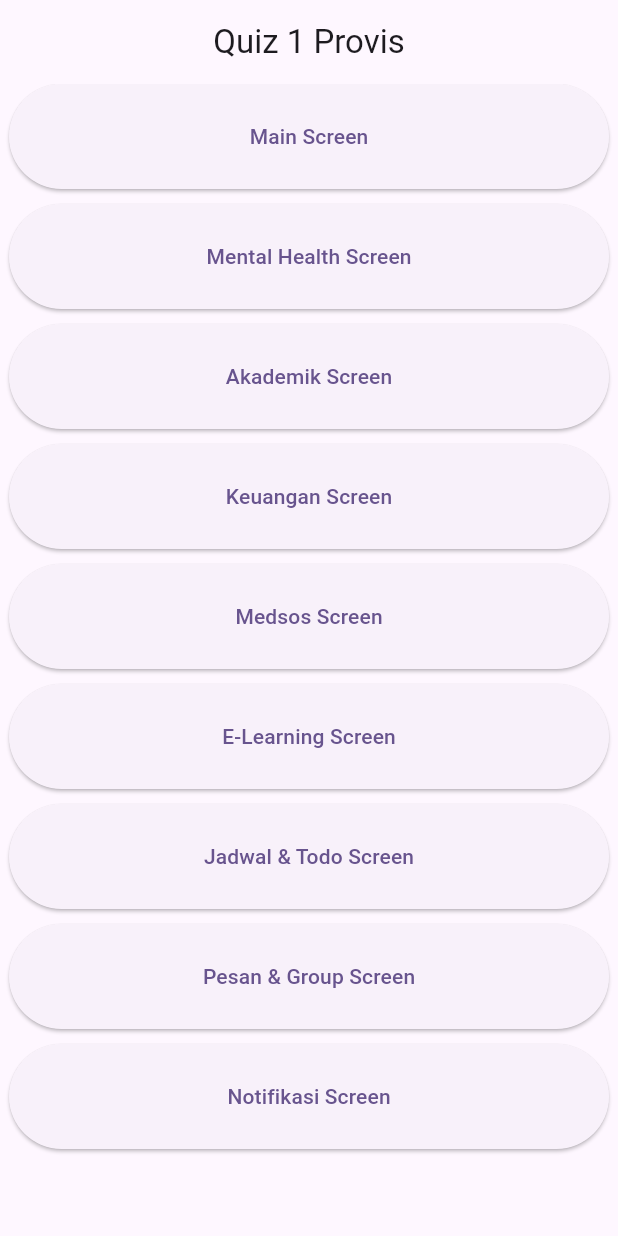
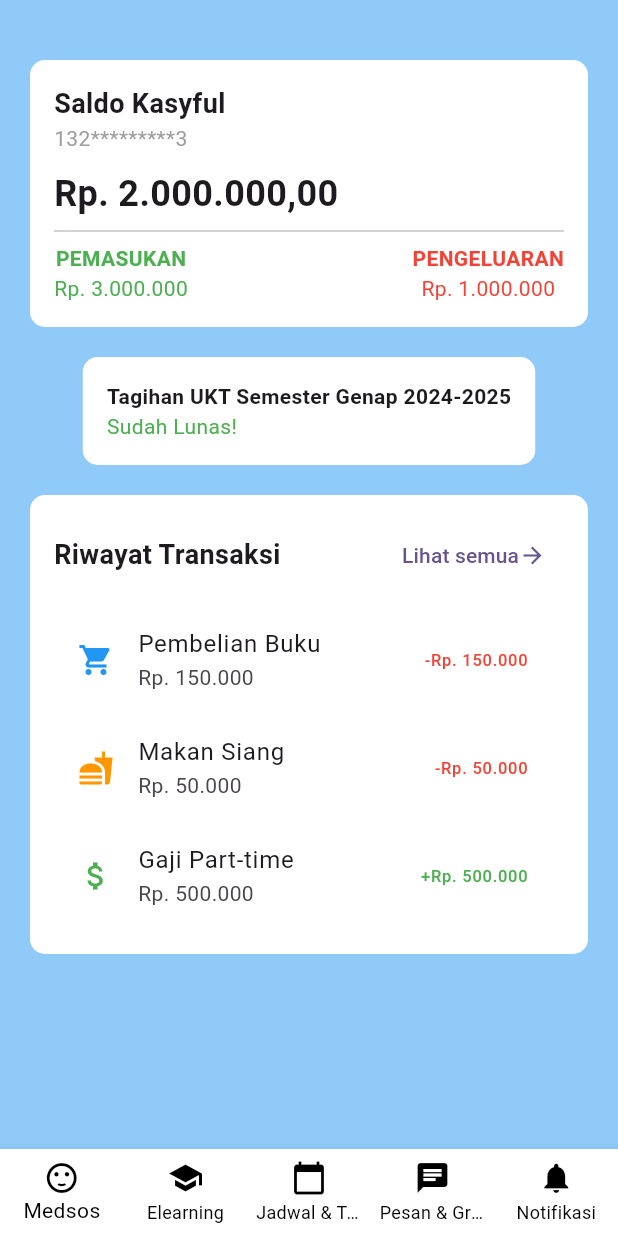
Before and after one commit to DatBoiSUS-Baka/Quiz1Provis, a Flutter app: the screen it shows after launch, after a tap on "Keuangan Screen", on a phone screen of 412 x 824 dp. Run offline on Flutter 3.47's test engine with Material 3 defaults, Android fonts, the phone set to English and light mode, and no system bars.

Commit message:
Menambahkan Keuangan

```diff
--- a/quiz_1_application/lib/main.dart
+++ b/quiz_1_application/lib/main.dart
@@ -2,6 +2,7 @@ import 'package:flutter/material.dart';
 import 'package:quiz_1_application/screens/main_screen.dart';
 import 'package:quiz_1_application/screens/mental.dart';
 import 'package:quiz_1_application/screens/akademik.dart';
+import 'package:quiz_1_application/screens/keuangan.dart';
 
 void main() {
   runApp(const MyApp());
@@ -25,6 +26,7 @@ class MyApp extends StatelessWidget {
         '/main': (context) => const MainScreen(),
         '/mental': (context) => const MentalHealthScreen(),
         '/akademik': (context) => const AkademikScreen(),
+        '/keuangan': (context) => const FinancialScreen(),
       },
     );
   }
@@ -86,7 +88,9 @@ class MyHomePage extends StatelessWidget {
               Padding(
                 padding: EdgeInsets.only(bottom: 10),
                 child: ElevatedButton(
-                  onPressed: () {},
+                  onPressed: () {
+                    Navigator.pushNamed(context, '/keuangan');
+                  },
                   style: ElevatedButton.styleFrom(
                     minimumSize: const Size(400, 70),
                   ),
--- /dev/null
+++ b/quiz_1_application/lib/screens/keuangan.dart
@@ -0,0 +1,204 @@
+import 'package:flutter/material.dart';
+
+void main() {
+  runApp(FinancialApp());
+}
+
+class FinancialApp extends StatelessWidget {
+  const FinancialApp({super.key});
+
+  @override
+  Widget build(BuildContext context) {
+    return MaterialApp(
+      debugShowCheckedModeBanner: false,
+      home: FinancialScreen(),
+    );
+  }
+}
+
+class FinancialScreen extends StatelessWidget {
+  const FinancialScreen({super.key});
+
+  @override
+  Widget build(BuildContext context) {
+    return Scaffold(
+      backgroundColor: Colors.blue.shade200,
+      body: SingleChildScrollView(
+        child: Column(
+          crossAxisAlignment: CrossAxisAlignment.center,
+          children: [
+            SizedBox(height: 40),
+            Container(
+              margin: EdgeInsets.symmetric(horizontal: 20),
+              padding: EdgeInsets.all(16),
+              decoration: BoxDecoration(
+                color: Colors.white,
+                borderRadius: BorderRadius.circular(10),
+              ),
+              child: Column(
+                crossAxisAlignment: CrossAxisAlignment.start,
+                children: [
+                  Text(
+                    "Saldo Kasyful",
+                    style: TextStyle(fontSize: 18, fontWeight: FontWeight.bold),
+                  ),
+                  Text("132*********3", style: TextStyle(color: Colors.grey)),
+                  SizedBox(height: 10),
+                  Text(
+                    "Rp. 2.000.000,00",
+                    style: TextStyle(fontSize: 24, fontWeight: FontWeight.bold),
+                  ),
+                  Divider(),
+                  Row(
+                    mainAxisAlignment: MainAxisAlignment.spaceBetween,
+                    children: [
+                      Column(
+                        children: [
+                          Text(
+                            "PEMASUKAN",
+                            style: TextStyle(
+                              color: Colors.green,
+                              fontWeight: FontWeight.bold,
+                            ),
+                          ),
+                          Text(
+                            "Rp. 3.000.000",
+                            style: TextStyle(color: Colors.green),
+                          ),
+                        ],
+                      ),
+                      Column(
+                        children: [
+                          Text(
+                            "PENGELUARAN",
+                            style: TextStyle(
+                              color: Colors.red,
+                              fontWeight: FontWeight.bold,
+                            ),
+                          ),
+                          Text(
+                            "Rp. 1.000.000",
+                            style: TextStyle(color: Colors.red),
+                          ),
+                        ],
+                      ),
+                    ],
+                  ),
+                ],
+              ),
+            ),
+            SizedBox(height: 20),
+            Container(
+              margin: EdgeInsets.symmetric(horizontal: 20),
+              padding: EdgeInsets.all(16),
+              decoration: BoxDecoration(
+                color: Colors.white,
+                borderRadius: BorderRadius.circular(10),
+              ),
+              child: Column(
+                crossAxisAlignment: CrossAxisAlignment.start,
+                children: [
+                  Text(
+                    "Tagihan UKT Semester Genap 2024-2025",
+                    style: TextStyle(fontWeight: FontWeight.bold),
+                  ),
+                  Text("Sudah Lunas!", style: TextStyle(color: Colors.green)),
+                ],
+              ),
+            ),
+            SizedBox(height: 20),
+            Container(
+              margin: EdgeInsets.symmetric(horizontal: 20),
+              padding: EdgeInsets.all(16),
+              decoration: BoxDecoration(
+                color: Colors.white,
+                borderRadius: BorderRadius.circular(10),
+              ),
+              child: Column(
+                crossAxisAlignment: CrossAxisAlignment.start,
+                children: [
+                  Row(
+                    mainAxisAlignment: MainAxisAlignment.spaceBetween,
+                    children: [
+                      Text(
+                        "Riwayat Transaksi",
+                        style: TextStyle(
+                          fontSize: 18,
+                          fontWeight: FontWeight.bold,
+                        ),
+                      ),
+                      TextButton(
+                        onPressed: () {},
+                        child: Row(
+                          children: [
+                            Text("Lihat semua"),
+                            Icon(Icons.arrow_forward),
+                          ],
+                        ),
+                      ),
+                    ],
+                  ),
+                  SizedBox(height: 10),
+                  ListTile(
+                    leading: Icon(Icons.shopping_cart, color: Colors.blue),
+                    title: Text("Pembelian Buku"),
+                    subtitle: Text("Rp. 150.000"),
+                    trailing: Text(
+                      "-Rp. 150.000",
+                      style: TextStyle(color: Colors.red),
+                    ),
+                  ),
+                  ListTile(
+                    leading: Icon(Icons.fastfood, color: Colors.orange),
+                    title: Text("Makan Siang"),
+                    subtitle: Text("Rp. 50.000"),
+                    trailing: Text(
+                      "-Rp. 50.000",
+                      style: TextStyle(color: Colors.red),
+                    ),
+                  ),
+                  ListTile(
+                    leading: Icon(Icons.attach_money, color: Colors.green),
+                    title: Text("Gaji Part-time"),
+                    subtitle: Text("Rp. 500.000"),
+                    trailing: Text(
+                      "+Rp. 500.000",
+                      style: TextStyle(color: Colors.green),
+                    ),
+                  ),
+                ],
+              ),
+            ),
+            SizedBox(height: 20),
+          ],
+        ),
+      ),
+      bottomNavigationBar: BottomNavigationBar(
+        selectedItemColor: Colors.black,
+        unselectedItemColor: Colors.black,
+        backgroundColor: Colors.white,
+        showUnselectedLabels: true,
+        type: BottomNavigationBarType.fixed,
+        items: [
+          BottomNavigationBarItem(
+            icon: Icon(Icons.sentiment_satisfied),
+            label: "Medsos",
+          ),
+          BottomNavigationBarItem(icon: Icon(Icons.school), label: "Elearning"),
+          BottomNavigationBarItem(
+            icon: Icon(Icons.calendar_today),
+            label: "Jadwal & Todo",
+          ),
+          BottomNavigationBarItem(
+            icon: Icon(Icons.chat),
+            label: "Pesan & Group",
+          ),
+          BottomNavigationBarItem(
+            icon: Icon(Icons.notifications),
+            label: "Notifikasi",
+          ),
+        ],
+      ),
+    );
+  }
+}
--- a/quiz_1_application/lib/screens/mental.dart
+++ b/quiz_1_application/lib/screens/mental.dart
@@ -23,7 +23,7 @@ class MentalHealthScreen extends StatelessWidget {
   Widget build(BuildContext context) {
     return Scaffold(
 
-      backgroundColor: const Color.fromARGB(255, 212, 137, 255),
+      backgroundColor: Colors.blue.shade200,
       body: SingleChildScrollView(
         child: Column(
           crossAxisAlignment: CrossAxisAlignment.center,
@@ -34,13 +34,13 @@ class MentalHealthScreen extends StatelessWidget {
               style: TextStyle(
                 fontSize: 28,
                 fontWeight: FontWeight.bold,
-                color: Colors.white,
+                color: Colors.black,
               ),
             ),
             Text(
               "A Mental Health Support\nTailored for Students",
               textAlign: TextAlign.center,
-              style: TextStyle(fontSize: 18, color: Colors.white),
+              style: TextStyle(fontSize: 18, color: Colors.black),
             ),
             SizedBox(height: 20),
             Container(
```
